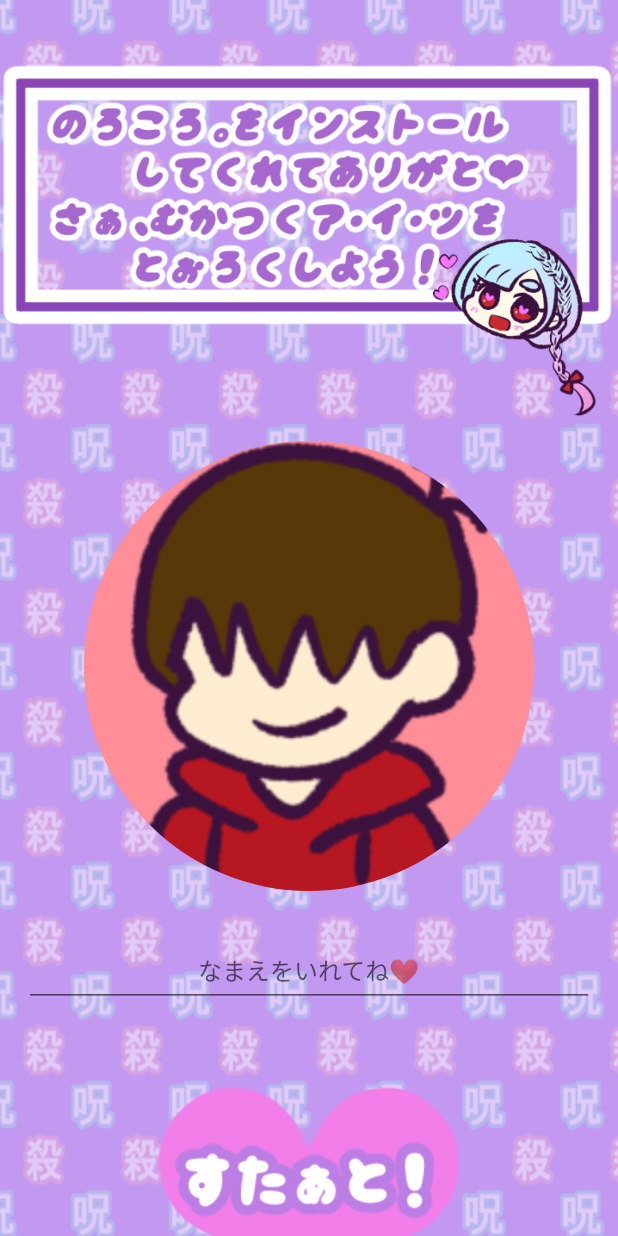
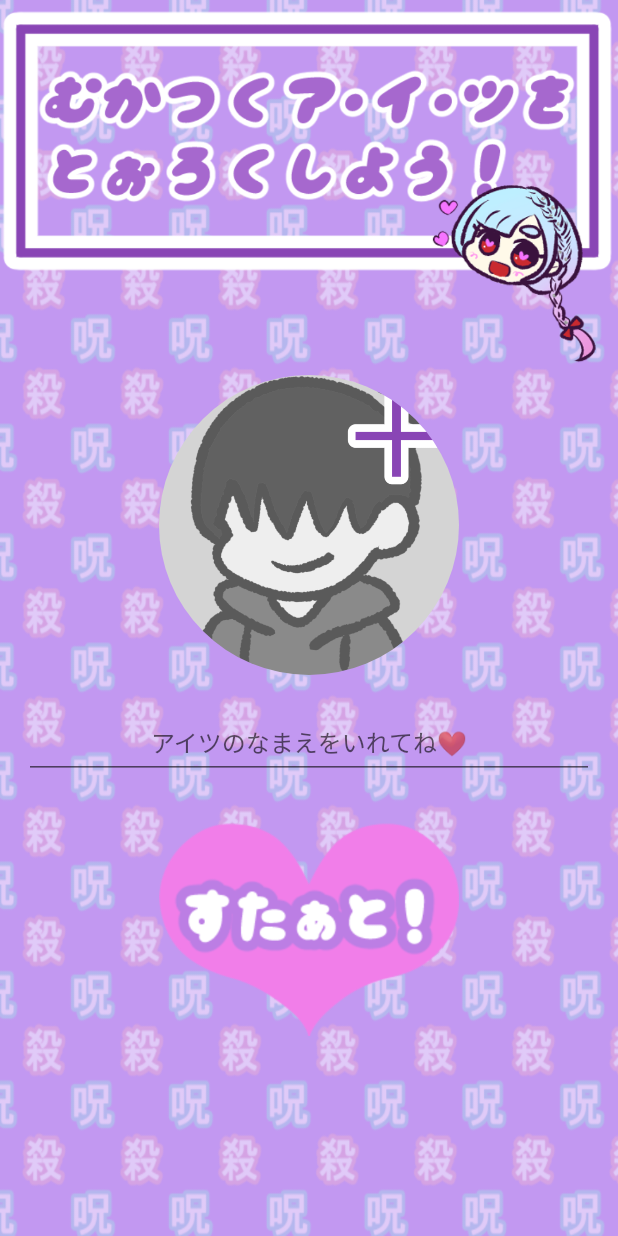
Before and after one commit to hayashidamoka/norokoro, an Android app: the screen it shows after launch (TourokuActivity), on a phone screen of 412 x 824 dp. Run offline under Robolectric (Android 15) with nearby library versions, the phone set to English and light mode, and no system bars; our stand-ins replace CircleImageView.

Commit message:
登録画面で写真を選択できるようになった

```diff
--- a/app/src/main/java/jp/co/pannacotta/norokoro/TourokuActivity.java
+++ b/app/src/main/java/jp/co/pannacotta/norokoro/TourokuActivity.java
@@ -35,7 +35,7 @@ public class TourokuActivity extends AppCompatActivity implements View.OnClickLi
 
     private Uri galleryUri;
     private EditText nameEditText;
-    final ImageView startButton = findViewById(R.id.startButton);
+    private ImageView startButton;
 
     @Override
     public void onCreate(Bundle savedInstanceState) {
@@ -44,8 +44,9 @@ public class TourokuActivity extends AppCompatActivity implements View.OnClickLi
 
         dislikeImageView = (CircleImageView) findViewById(R.id.dislike_image_view);
         dislikeImageView.setOnClickListener(this);
-        dislikeImageView.setImageResource(R.drawable.dislike_boy);
+        dislikeImageView.setImageResource(R.drawable.dislike_default);
         nameEditText = (EditText) findViewById(R.id.name_edit_text);
+        startButton = (ImageView) findViewById(R.id.startButton);
 
         startButton.setOnClickListener(new View.OnClickListener() {
             @Override
--- a/app/src/main/res/layout/activity_touroku.xml
+++ b/app/src/main/res/layout/activity_touroku.xml
@@ -7,22 +7,19 @@
         android:layout_height="wrap_content"
         android:orientation="vertical"
         android:fitsSystemWindows="true"
-        android:background="@drawable/norokoro_haikei"
-        >
+        android:background="@drawable/norokoro_haikei">
 
         <ImageView
             android:id="@+id/installImageView"
             android:layout_width="match_parent"
             android:layout_height="250dp"
-            android:layout_marginTop="36dp"
-            android:src="@drawable/install" />
+            android:src="@drawable/touroku_setumei" />
 
         <de.hdodenhof.circleimageview.CircleImageView
             android:id="@+id/dislike_image_view"
-            android:layout_width="300dp"
-            android:layout_height="300dp"
+            android:layout_width="200dp"
+            android:layout_height="200dp"
             android:layout_gravity="center"
-            android:layout_margin="8dp"
             android:focusable="true"
             android:focusableInTouchMode="true"/>
 
@@ -47,13 +44,14 @@
 
         </android.support.design.widget.TextInputLayout>
 
+
         <ImageView
             android:id="@+id/startButton"
             android:layout_width="200dp"
             android:layout_height="200dp"
             android:gravity="center_horizontal"
             android:layout_gravity="center_horizontal"
-            android:layout_marginTop="24dp"
             android:src="@drawable/start" />
 
+
     </LinearLayout>
--- a/app/src/main/res/values/strings.xml
+++ b/app/src/main/res/values/strings.xml
@@ -10,9 +10,8 @@
         <item>ひだりあし</item>
     </string-array>
     <string name="name">かいと</string>
-    <string name="aitunokao">↓アイツのかお↓</string>
-    <string name="namaewoiretene">なまえをいれてね❤</string>
+    <string name="namaewoiretene">アイツのなまえをいれてね❤</string>
     <string name="one">1</string>
-    <string name="error">↓なまえいれてよぅ(´･ω･`)ﾈｪﾈｪ</string>
+    <string name="error">なまえをいれてよぅ(´･ω･`)</string>
     <string name="add_picture_failed_message">画像の保存に失敗しました</string>
 </resources>
```
Also changed, not shown: app/src/main/res/layout/activity_main.xml (+0 -9 lines), app/src/main/res/drawable/dislike_default.png (added), app/src/main/res/drawable/install.png (deleted), app/src/main/res/drawable/touroku_setumei.png (added).
